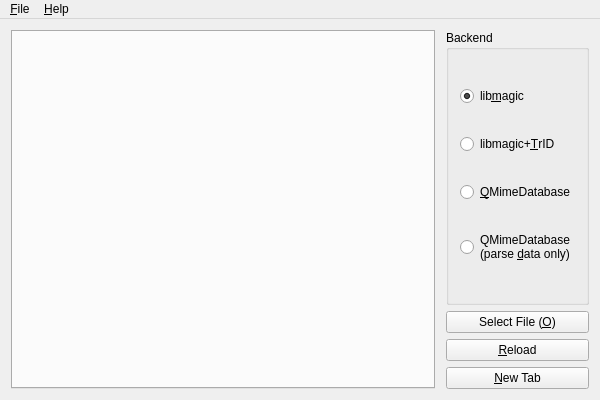
First picture: the form in fileinsight.ui, repository jlu5/FileInsight, before the edit.
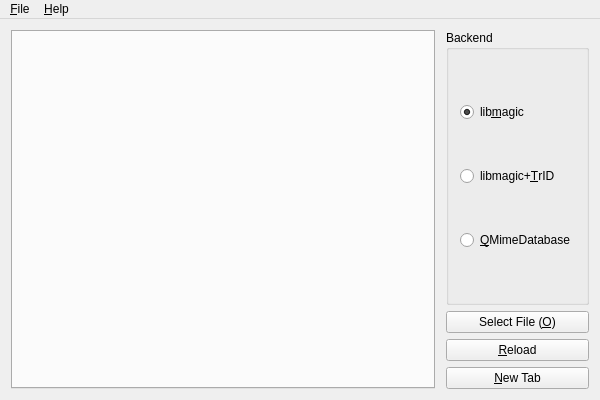
Second picture: the form after the edit.

Commit message:
Split backend code into separate classes
TODO: figure out how to store libmagic cookies globally

What changed in the file:
```diff
--- a/fileinsight.ui
+++ b/fileinsight.ui
@@ -66,14 +66,6 @@
            </property>
           </widget>
          </item>
-         <item>
-          <widget class="QRadioButton" name="backend_qt_fileonly">
-           <property name="text">
-            <string>QMimeDatabase
-(parse &amp;data only)</string>
-           </property>
-          </widget>
-         </item>
         </layout>
        </widget>
       </item>
```
Left out of the diff: 2 changed lines with no effect on the pictures. The commit also changes 14 other files.
